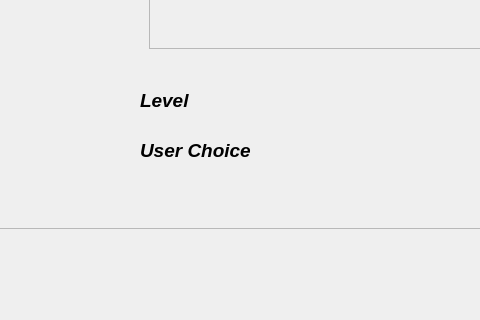
First picture: the form in gui/playback.ui, repository rgsl888/data_collection, before the edit; both pictures show x 500 to 980 and y 192 to 512 of the 1207 by 970 pixel window.
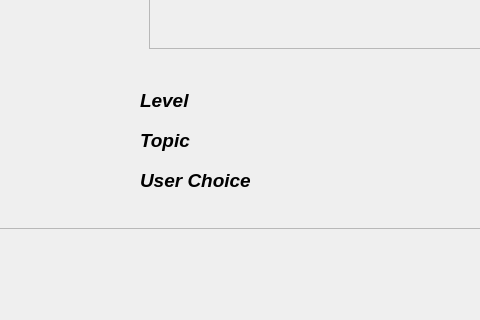
Second picture: the form after the edit.

Diff of the .ui file:
```diff
--- a/gui/playback.ui
+++ b/gui/playback.ui
@@ -92,7 +92,7 @@
    <property name="geometry">
     <rect>
      <x>640</x>
-     <y>330</y>
+     <y>360</y>
      <width>200</width>
      <height>25</height>
     </rect>
@@ -155,6 +155,27 @@
     </property>
    </widget>
   </widget>
+  <widget class="QLabel" name="topic">
+   <property name="geometry">
+    <rect>
+     <x>640</x>
+     <y>320</y>
+     <width>200</width>
+     <height>25</height>
+    </rect>
+   </property>
+   <property name="font">
+    <font>
+     <pointsize>14</pointsize>
+     <weight>75</weight>
+     <italic>true</italic>
+     <bold>true</bold>
+    </font>
+   </property>
+   <property name="text">
+    <string>Topic</string>
+   </property>
+  </widget>
  </widget>
  <resources/>
  <connections/>
```
